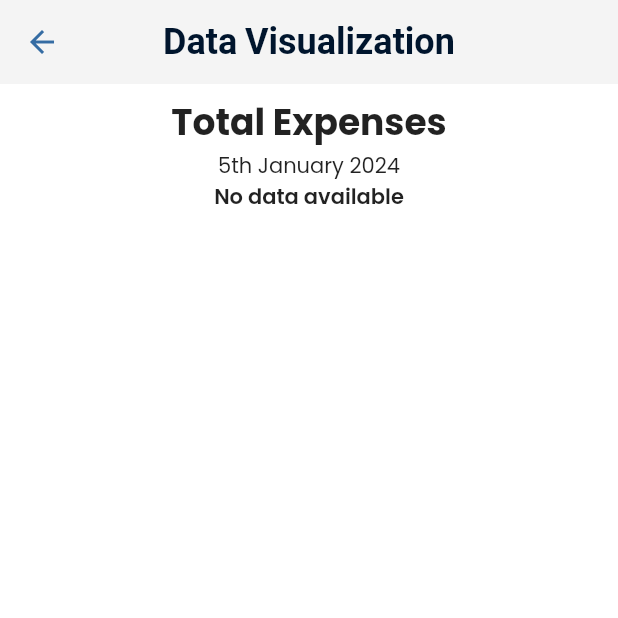
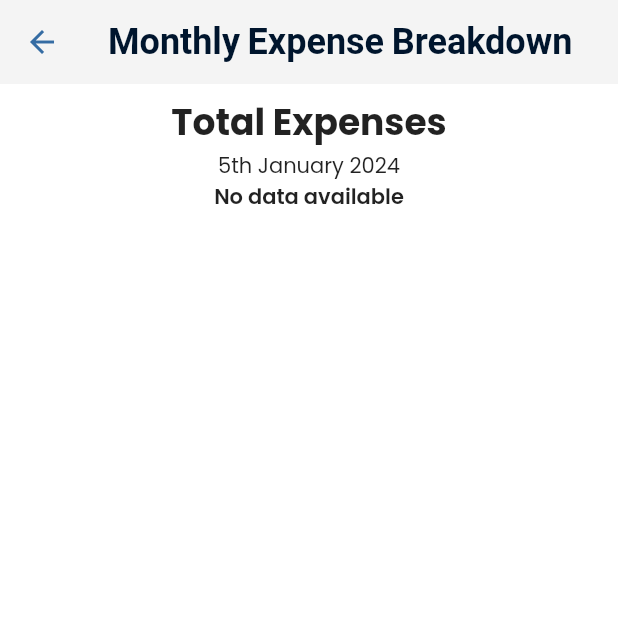
Before and after one commit to RMIT-Budgetly/budgetly, a Flutter app: the DataVisualizationPage screen opened by its route, on a phone screen of 412 x 824 dp, the top half of it. Run offline on Flutter 3.47's test engine with Material 3 defaults, Android fonts, the phone set to English and light mode, and no system bars; our stand-ins replace cloud_firestore, firebase_auth, firebase_core, firebase_storage, fl_chart, flutter_svg and 4 more; accounts and stored records are empty.

Commit message:
Rename the visualization page

```diff
--- a/lib/pages/data_visualization/chart.dart
+++ b/lib/pages/data_visualization/chart.dart
@@ -78,7 +78,7 @@ class _DataVisualizationPageState extends State<DataVisualizationPage> {
   Widget build(BuildContext context) {
     return Scaffold(
       appBar: AppBar(
-        title: const Text('Data Visualization'),
+        title: const Text('Monthly Expense Breakdown'),
       ),
       body: Container(
         // color: Colors.yellow[100],
```
